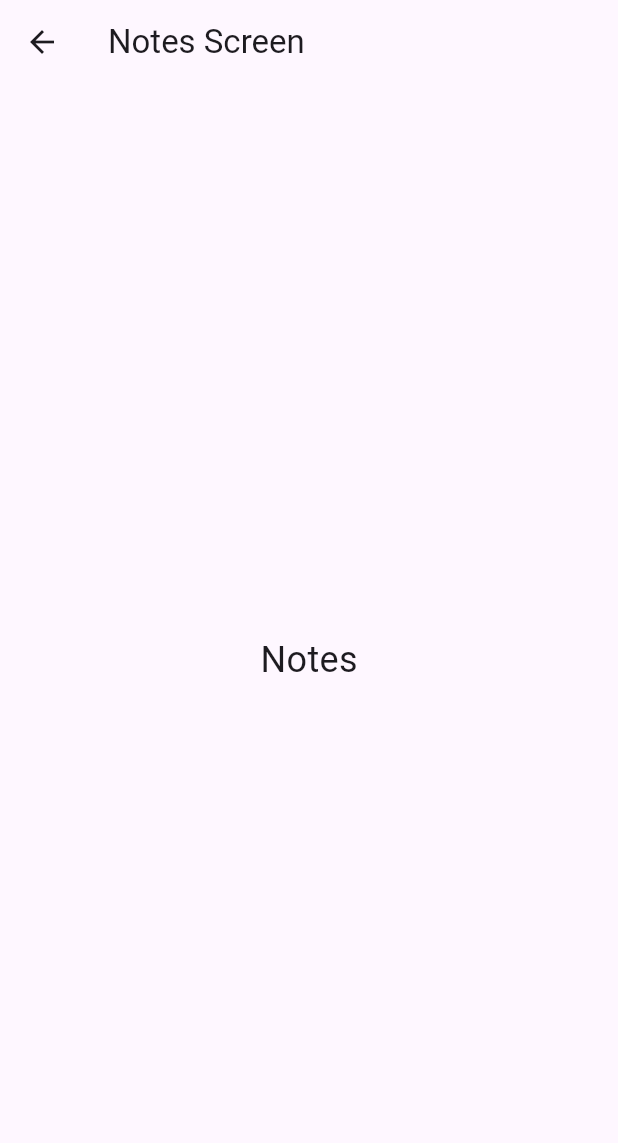
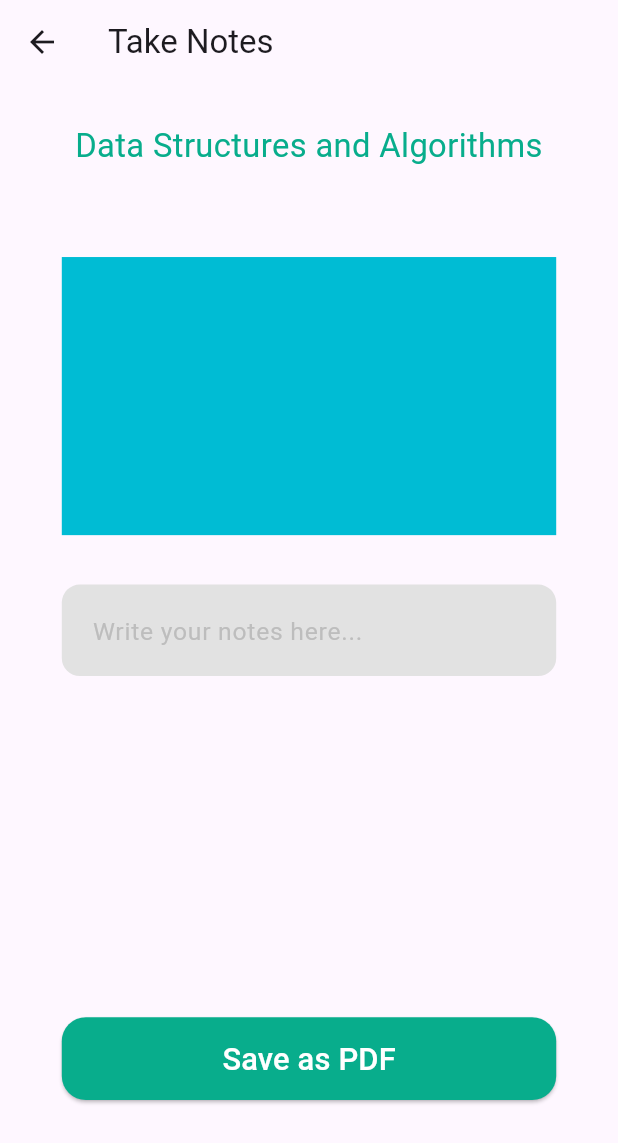
Before and after one commit to HorizonTechFoundation/HorizonClassroom, a Flutter app: the NotesScreen screen opened by its route, on a phone screen of 412 x 824 dp. Shown: the top 1143 px of the screen. Run offline on Flutter 3.47's test engine with Material 3 defaults, Android fonts, the light colour scheme and no system bars; our stand-ins replace google_fonts, pdf, printing; Roboto replaces fonts that are missing (Amaranth).

Commit message:
Notes Page UI Completed

```diff
--- a/Frontend/horizon_classroom/lib/screens/classroom_utils/notes_screen.dart
+++ b/Frontend/horizon_classroom/lib/screens/classroom_utils/notes_screen.dart
@@ -1,4 +1,10 @@
 import 'package:flutter/material.dart';
+import 'package:google_fonts/google_fonts.dart';
+import 'package:pdf/pdf.dart';
+import 'package:pdf/widgets.dart' as pw;
+import 'package:printing/printing.dart';
+import 'dart:typed_data';
+import 'package:intl/intl.dart';
 
 
 class NotesScreen extends StatefulWidget {
@@ -9,6 +15,35 @@ class NotesScreen extends StatefulWidget {
 }
 
 class _NotesScreenState extends State<NotesScreen> {
+
+  String className = "Data Structures and Algorithms";
+
+  String notesText = "";
+  String formattedDate = DateFormat('dd-MM-yyyy').format(DateTime.now());
+
+
+  // ================ SAVE AS PDF ================
+
+  Future<Uint8List> generatePdf(String notes, String className) async {
+  final pdf = pw.Document();
+
+  pdf.addPage(
+    pw.MultiPage(
+      pageFormat: PdfPageFormat.a4,
+      build: (pw.Context context) =>[
+          pw.Text("Horizon Tech Foundation - Horizon Classroom" ,style: pw.TextStyle(fontSize: 12, color: PdfColors.black)),
+          pw.SizedBox(height: 10),
+          pw.Text(className ,style: pw.TextStyle(fontSize: 20, color: PdfColors.greenAccent700), textAlign: pw.TextAlign.center),
+          pw.SizedBox(height: 10),
+          pw.Text("Date : $formattedDate", style: pw.TextStyle(fontSize: 15)),
+          pw.SizedBox(height: 30),
+          pw.Paragraph(text:notes, style: pw.TextStyle(fontSize: 14)),
+        ],
+      ),
+  );
+
+  return pdf.save();
+}
 
   // ================= CHECK LOGIN STATUS =================
 
@@ -34,12 +69,112 @@ class _NotesScreenState extends State<NotesScreen> {
 
   @override
   Widget build(BuildContext context) {
+
+    double width = MediaQuery.of(context).size.width;
+    double height = MediaQuery.of(context).size.height;
+
     return Scaffold(
-      appBar: AppBar(title: const Text("Notes Screen")),
-      body: Center(
-        child: Text(
-          'Notes',
-          style: TextStyle(fontSize: 24),
+      appBar: AppBar(title: const Text("Take Notes")),
+      body: SafeArea(
+        child: SingleChildScrollView(
+          padding: EdgeInsets.only(bottom: MediaQuery.of(context).viewInsets.bottom),
+          child: Column(
+            mainAxisSize: MainAxisSize.min,
+            children: [
+
+              // ================ CLASS INFO ================
+              SizedBox(
+                height: height * 0.1,
+                width: width * 0.8,
+                child: Column(
+                  mainAxisAlignment: MainAxisAlignment.spaceEvenly,
+                  children: [
+                    Flexible(
+                      child: Text(
+                        className,
+                        style: GoogleFonts.amaranth(fontSize: width * 0.053, color: const Color(0xFF08AD8C)),
+                        textAlign: TextAlign.center,
+                        maxLines: 2,
+                      ),
+                    ),
+                  ],
+                ),
+              ),
+
+              // =============== AD SPACE =================
+              SizedBox(
+                width: width * 0.8,
+                child: Padding(
+                  padding: EdgeInsets.symmetric(vertical: height * 0.04),
+                  child: SizedBox(
+                    width: width * 0.8,
+                    height: (width * 0.8) * 0.5625, // 16:9 aspect ratio
+                    child: ColoredBox(color: Colors.cyan),
+                  ),
+                ),
+              ),
+
+              // =============== NOTE TAKING SPACE ================
+
+              Padding(
+                padding: EdgeInsets.symmetric(horizontal: width * 0.1),
+                child: SizedBox(
+                  height: height * 0.3,
+                  child: TextField(
+                    onChanged: (value) {
+                      setState(() {
+                        notesText = value;
+                      });
+                    },
+                    maxLines: null,
+                    keyboardType: TextInputType.multiline,
+                    textAlignVertical: TextAlignVertical.top,
+                    decoration: InputDecoration(
+                      hintText: 'Write your notes here...',
+                      filled: true,
+                      fillColor: const Color(0xFFE2E2E2),
+                      border: OutlineInputBorder(
+                        borderRadius: BorderRadius.circular(12),
+                        borderSide: BorderSide.none,
+                      ),
+                      contentPadding: EdgeInsets.all(width * 0.04),
+                      hintStyle: GoogleFonts.amaranth(
+                        fontSize: width * 0.04,
+                        color: Colors.grey.shade400,
+                      ),
+                    ),
+                    style: GoogleFonts.amaranth(
+                      fontSize: width * 0.045,
+                      color: Colors.black87,
+                    ),
+                  ),
+                ),
+              ),
+
+              // ================ SAVE AS PDF BUTTON ================
+
+              SizedBox(height: height*0.05),
+              SizedBox(
+                width: width * 0.8,
+                height: height * 0.067,
+                child: ElevatedButton(
+                  style: ElevatedButton.styleFrom(
+                    backgroundColor: const Color(0xFF08AD8C),
+                    shape: RoundedRectangleBorder(
+                      borderRadius: BorderRadius.circular(16),
+                    ),
+                  ),
+                  onPressed: () async {
+                    final pdfBytes = await generatePdf(notesText, className);
+                    await Printing.layoutPdf(onLayout: (PdfPageFormat format) async => pdfBytes);
+                  },
+                  child: Text("Save as PDF",
+                    style: GoogleFonts.amaranth(fontSize: width * 0.05, color: Colors.white),
+                  ),
+                ),
+              ),
+            ],
+          ),
         ),
       ),
     );
--- a/Frontend/horizon_classroom/pubspec.yaml
+++ b/Frontend/horizon_classroom/pubspec.yaml
@@ -35,6 +35,9 @@ dependencies:
   # Use with the CupertinoIcons class for iOS style icons.
   cupertino_icons: ^1.0.8
   google_fonts: ^6.2.1
+  pdf: ^3.11.3
+  printing: ^5.14.2
+  intl: ^0.20.2
 
 dev_dependencies:
   flutter_test:
```
Also changed, not shown: Frontend/horizon_classroom/pubspec.lock, 5 other files.
